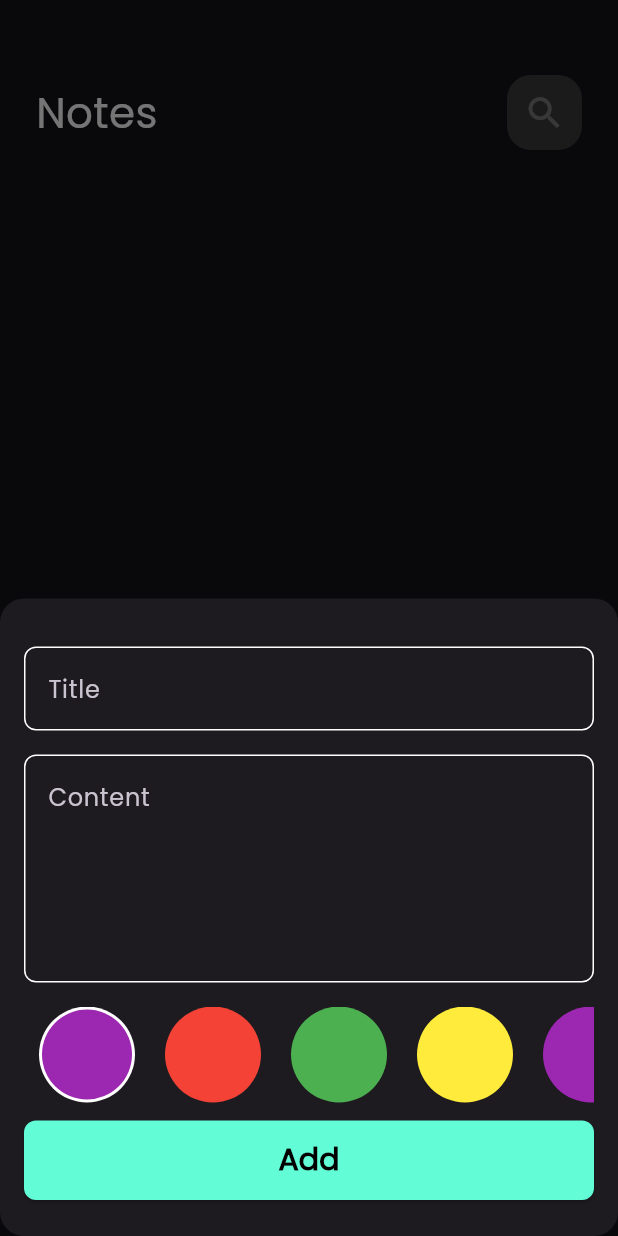
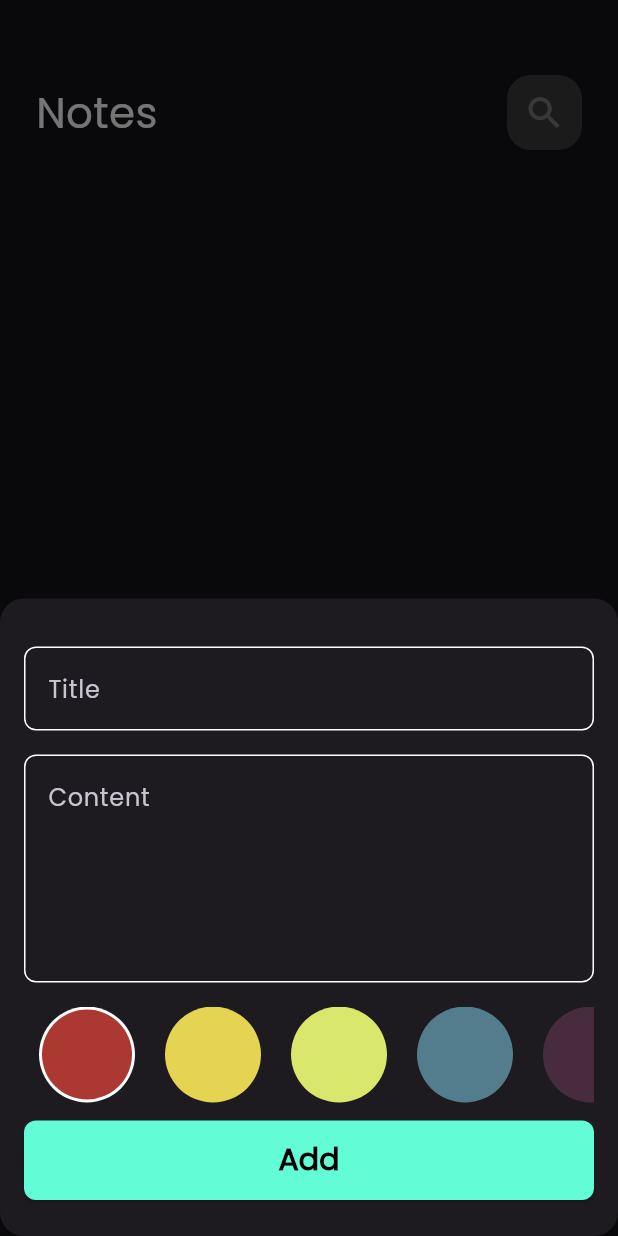
Before and after one commit to MohamedHussein20/Notes_App_Flutter, a Flutter app: the screen it shows after launch, after a tap on the "add" icon, on a phone screen of 412 x 824 dp. Run offline on Flutter 3.47's test engine with Material 3 defaults, Android fonts, the phone set to English and light mode, and no system bars; our stand-ins replace bloc, flutter_bloc, hive, hive_flutter; accounts and stored records are empty.

Commit message:
add note bottom sheet done

```diff
--- a/lib/cubits/add_note_cubit/add_note_cubit.dart
+++ b/lib/cubits/add_note_cubit/add_note_cubit.dart
@@ -1,4 +1,5 @@
 import 'package:bloc/bloc.dart';
+import 'package:flutter/material.dart';
 import 'package:hive/hive.dart';
 import 'package:meta/meta.dart';
 import 'package:notes_app/models/note_model.dart';
@@ -7,7 +8,9 @@ part 'add_note_state.dart';
 
 class AddNoteCubit extends Cubit<AddNoteState> {
   AddNoteCubit() : super(AddNoteInitial());
+  Color color = Color(0xffAC3931);
   addNote(Note note) async {
+    note.color = color.toARGB32();
     emit(AddNoteLoading());
     try {
       var notesBox = Hive.box<Note>("notes_box");
--- a/lib/widgets/colors_listview.dart
+++ b/lib/widgets/colors_listview.dart
@@ -1,4 +1,6 @@
 import 'package:flutter/material.dart';
+import 'package:flutter_bloc/flutter_bloc.dart';
+import 'package:notes_app/cubits/add_note_cubit/add_note_cubit.dart';
 import 'package:notes_app/widgets/color_item.dart';
 
 class ColorsListView extends StatefulWidget {
@@ -11,16 +13,16 @@ class ColorsListView extends StatefulWidget {
 class _ColorsListViewState extends State<ColorsListView> {
   int currentIndex = 0;
   List<Color> colors = const [
-    Colors.purple,
-    Colors.red,
-    Colors.green,
-    Colors.yellow,
-    Colors.purple,
-    Colors.orange,
-    Colors.cyan,
-    Colors.pink,
-    Colors.brown,
-    Colors.indigo,
+    Color(0xffAC3931),
+    Color(0xffE5D352),
+    Color(0xffD9E76C),
+    Color(0xff537D8D),
+    Color(0xff482C3D),
+    Color(0xff8338ec),
+    Color(0xff6A994E),
+    Color(0xffA7C957),
+    Color(0xffff5400),
+    Color(0xffd90368),
   ];
   @override
   Widget build(BuildContext context) {
@@ -35,6 +37,7 @@ class _ColorsListViewState extends State<ColorsListView> {
             child: GestureDetector(
               onTap: () {
                 currentIndex = index;
+                BlocProvider.of<AddNoteCubit>(context).color = colors[index];
                 setState(() {});
               },
               child: ColorItem(isActive: currentIndex == index, color: colors[index]),
```
